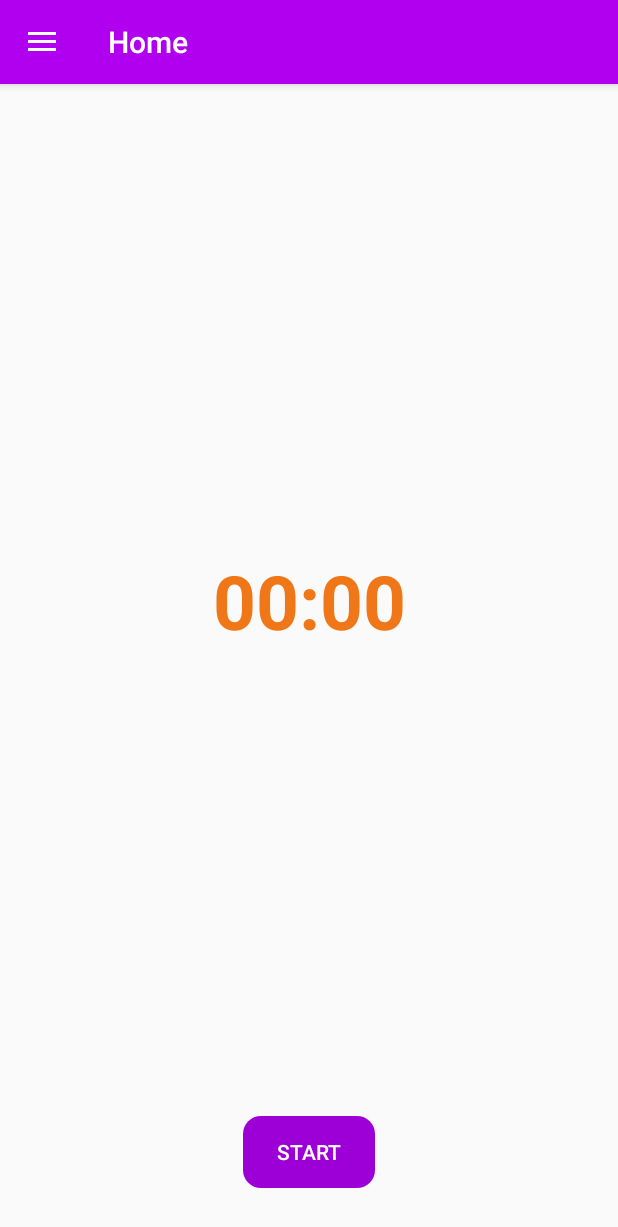
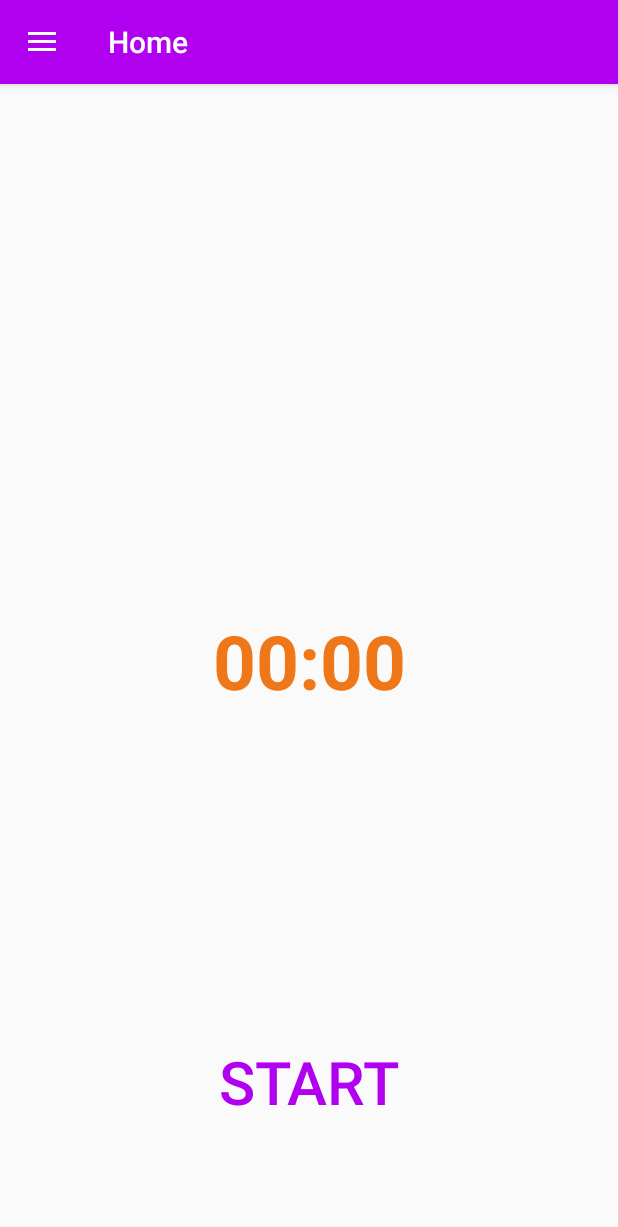
Before and after one commit to NoMariusz/MusicTimer, an Android app: the screen it shows after launch (MainActivity), on a phone screen of 412 x 824 dp. Shown: the top 1227 px of the screen. Run offline under Robolectric (Android 15) with nearby library versions, the phone set to English and light mode, and no system bars; our stand-ins replace Room's generated code, navigation-ui; 1 statement that could not run was skipped.

Commit message:
Made stopping and starting button reacting on all screen

```diff
--- a/app/src/main/java/com/example/musictimer/ui/home/HomeFragment.kt
+++ b/app/src/main/java/com/example/musictimer/ui/home/HomeFragment.kt
@@ -31,9 +31,8 @@ class HomeFragment : Fragment() {
         super.onViewCreated(view, savedInstanceState)
         Log.d(mytag, "onViewCreated - start")
 
-        val leftBtn: Button? = getView()?.findViewById(R.id.leftBtn)
         val rightBtn: Button? = getView()?.findViewById(R.id.rightBtn)
-        leftBtn?.setOnClickListener{_ -> startTimer()}
+        view.setOnClickListener{startTimer()}
         rightBtn?.setOnClickListener{_ -> resetTimer()}
     }
 
@@ -60,7 +59,7 @@ class HomeFragment : Fragment() {
     // btn operations
 
     private fun startTimer() {
-        Log.d(mytag, "startTimer - start")
+        Log.d(mytag, "startTimer()")
         MusicPlayer.loadMusic()
         MainTimer.startMainTimer()
         modifyUiAtStart()
@@ -70,6 +69,7 @@ class HomeFragment : Fragment() {
     }
 
     private fun stopTimer() {
+        Log.d(mytag, "stopTimer()")
         MainTimer.pauseTimer()
         modifyUiAtStop()
         MusicPlayer.pauseMusic()
@@ -77,6 +77,7 @@ class HomeFragment : Fragment() {
     }
 
     private fun resetTimer() {
+        Log.d(mytag, "resetTimer()")
         MainTimer.pauseTimer()
 
         MainTimer.resetTime()
@@ -88,6 +89,7 @@ class HomeFragment : Fragment() {
     }
 
     private fun resumeTimer() {
+        Log.d(mytag, "resumeTimer()")
         MainTimer.startMainTimer(resetTime = false)
         modifyUiAtResume()
         MusicPlayer.playMusic()
@@ -102,7 +104,7 @@ class HomeFragment : Fragment() {
         rightBtn?.visibility = Button.VISIBLE
         leftBtn?.setText(R.string.timerStop)
 
-        leftBtn?.setOnClickListener {
+        view?.setOnClickListener {
             stopTimer()
         }
     }
@@ -113,7 +115,7 @@ class HomeFragment : Fragment() {
 
         rightBtn?.visibility = Button.VISIBLE
         leftBtn?.setText(R.string.timerResume)
-        leftBtn?.setOnClickListener {
+        view?.setOnClickListener {
             resumeTimer()
         }
     }
@@ -122,7 +124,7 @@ class HomeFragment : Fragment() {
         val leftBtn: Button? = view?.findViewById(R.id.leftBtn)
 
         leftBtn?.setText(R.string.timerStop)
-        leftBtn?.setOnClickListener {
+        view?.setOnClickListener {
             stopTimer()
         }
     }
@@ -132,10 +134,10 @@ class HomeFragment : Fragment() {
         val rightBtn: Button? = view?.findViewById(R.id.rightBtn)
 
         leftBtn?.setText(R.string.timerStart)
-        leftBtn?.setOnClickListener {
+        view?.setOnClickListener {
             startTimer()
         }
-        rightBtn?.visibility = Button.GONE
+        rightBtn?.visibility = Button.INVISIBLE
     }
 
 }
--- a/app/src/main/java/com/example/musictimer/ui/tracks/TracksFragment.kt
+++ b/app/src/main/java/com/example/musictimer/ui/tracks/TracksFragment.kt
@@ -130,7 +130,7 @@ class TracksFragment : Fragment() {
 
                 // Stores column values and the contentUri in a local object
                 // that represents the media file.
-                audioList += Track(0, name, contentUri.toString())
+                audioList.add(Track(0, name, contentUri.toString()))
             }
         }
         Log.d(mytag, "get videos length ${audioList.size}")
--- a/app/src/main/res/drawable/rounded_button_shape.xml
+++ b/app/src/main/res/drawable/rounded_button_shape.xml
@@ -1,7 +1,7 @@
 <?xml version="1.0" encoding="utf-8"?>
 <shape android:shape="rectangle"
     xmlns:android="http://schemas.android.com/apk/res/android">
-    <solid android:color="@color/supportDark"></solid>
-    <corners android:radius="12sp"></corners>
+    <solid android:color="@color/lightGray"></solid>
+    <corners android:radius="6sp"></corners>
 
 </shape>
--- a/app/src/main/res/layout-land/fragment_home.xml
+++ b/app/src/main/res/layout-land/fragment_home.xml
@@ -13,45 +13,34 @@
         android:text="@string/timerStartTime"
         android:textAppearance="@style/TimeDisplayTheme"
         app:layout_constraintBottom_toBottomOf="parent"
-        app:layout_constraintEnd_toStartOf="@+id/constraintLayout"
-        app:layout_constraintHorizontal_bias="0.499"
+        app:layout_constraintEnd_toEndOf="parent"
+        app:layout_constraintHorizontal_bias="0.5"
         app:layout_constraintStart_toStartOf="parent"
         app:layout_constraintTop_toTopOf="parent"
+        app:layout_constraintVertical_bias="0.5"
         tools:text="@string/timerStartTime" />
 
-    <androidx.constraintlayout.widget.ConstraintLayout
-        android:id="@+id/constraintLayout"
+    <Button
+        android:id="@+id/rightBtn"
+        style="@style/TimerButtonsTheme"
         android:layout_width="wrap_content"
         android:layout_height="wrap_content"
-        android:layout_marginEnd="24dp"
+        android:layout_marginTop="24dp"
+        android:text="@string/timerReset"
+        android:visibility="invisible"
+        app:layout_constraintEnd_toEndOf="@+id/leftBtn"
+        app:layout_constraintStart_toStartOf="@+id/leftBtn"
+        app:layout_constraintTop_toBottomOf="@+id/leftBtn" />
+
+    <Button
+        android:id="@+id/leftBtn"
+        style="@style/TimerAllScreenButtonText"
+        android:layout_width="wrap_content"
+        android:layout_height="wrap_content"
+        android:clickable="false"
+        android:text="@string/timerStart"
         app:layout_constraintBottom_toBottomOf="parent"
         app:layout_constraintEnd_toEndOf="parent"
-        app:layout_constraintTop_toTopOf="parent">
-
-        <Button
-            android:id="@+id/leftBtn"
-            style="@style/TimerButtonsTheme"
-            android:layout_width="wrap_content"
-            android:layout_height="wrap_content"
-            android:layout_marginTop="16dp"
-            android:layout_marginBottom="16dp"
-            android:text="@string/timerStart"
-            app:layout_constraintBottom_toTopOf="@+id/rightBtn"
-            app:layout_constraintEnd_toEndOf="parent"
-            app:layout_constraintStart_toStartOf="parent"
-            app:layout_constraintTop_toTopOf="parent" />
-
-        <Button
-            android:id="@+id/rightBtn"
-            style="@style/TimerButtonsTheme"
-            android:layout_width="wrap_content"
-            android:layout_height="wrap_content"
-            android:layout_marginBottom="16dp"
-            android:text="@string/timerReset"
-            android:visibility="gone"
-            app:layout_constraintBottom_toBottomOf="parent"
-            app:layout_constraintEnd_toEndOf="parent"
-            app:layout_constraintStart_toStartOf="parent" />
-
-    </androidx.constraintlayout.widget.ConstraintLayout>
+        app:layout_constraintStart_toEndOf="@+id/timerText"
+        app:layout_constraintTop_toTopOf="parent" />
 </androidx.constraintlayout.widget.ConstraintLayout>
--- a/app/src/main/res/layout/fragment_home.xml
+++ b/app/src/main/res/layout/fragment_home.xml
@@ -12,44 +12,34 @@
         android:layout_height="wrap_content"
         android:text="@string/timerStartTime"
         android:textAppearance="@style/TimeDisplayTheme"
-        app:layout_constraintBottom_toTopOf="@+id/constraintLayout"
+        app:layout_constraintBottom_toBottomOf="parent"
         app:layout_constraintEnd_toEndOf="parent"
         app:layout_constraintStart_toStartOf="parent"
         app:layout_constraintTop_toTopOf="parent"
+        app:layout_constraintVertical_bias="0.5"
         tools:text="@string/timerStartTime" />
 
-    <androidx.constraintlayout.widget.ConstraintLayout
-        android:id="@+id/constraintLayout"
+    <Button
+        android:id="@+id/rightBtn"
+        style="@style/TimerButtonsTheme"
         android:layout_width="wrap_content"
         android:layout_height="wrap_content"
+        android:text="@string/timerReset"
+        android:visibility="invisible"
         app:layout_constraintBottom_toBottomOf="parent"
         app:layout_constraintEnd_toEndOf="parent"
-        app:layout_constraintStart_toStartOf="parent">
+        app:layout_constraintStart_toStartOf="parent" />
 
-        <Button
-            android:id="@+id/leftBtn"
-            style="@style/TimerButtonsTheme"
-            android:layout_width="wrap_content"
-            android:layout_height="wrap_content"
-            android:layout_marginBottom="32dp"
-            android:text="@string/timerStart"
-            app:layout_constraintBottom_toBottomOf="parent"
-            app:layout_constraintStart_toStartOf="parent"
-            app:layout_constraintTop_toTopOf="parent" />
-
-        <Button
-            android:id="@+id/rightBtn"
-            style="@style/TimerButtonsTheme"
-            android:layout_width="wrap_content"
-            android:layout_height="wrap_content"
-            android:layout_marginStart="16dp"
-            android:layout_marginBottom="32dp"
-            android:text="@string/timerReset"
-            android:visibility="gone"
-            app:layout_constraintBottom_toBottomOf="parent"
-            app:layout_constraintStart_toEndOf="@+id/leftBtn"
-            app:layout_constraintTop_toTopOf="parent" />
-
-    </androidx.constraintlayout.widget.ConstraintLayout>
+    <Button
+        android:id="@+id/leftBtn"
+        style="@style/TimerAllScreenButtonText"
+        android:layout_width="wrap_content"
+        android:layout_height="wrap_content"
+        android:layout_marginBottom="24dp"
+        android:clickable="false"
+        android:text="@string/timerStart"
+        app:layout_constraintBottom_toTopOf="@+id/rightBtn"
+        app:layout_constraintEnd_toEndOf="parent"
+        app:layout_constraintStart_toStartOf="parent" />
 
 </androidx.constraintlayout.widget.ConstraintLayout>
--- a/app/src/main/res/values/styles.xml
+++ b/app/src/main/res/values/styles.xml
@@ -24,8 +24,15 @@
     </style>
 
     <style name="TimerButtonsTheme" parent="@style/Widget.AppCompat.Button.Borderless.Colored">
-        <item name="android:textColor">#ffffff</item>
+        <item name="android:textColor">@color/colorPrimary</item>
         <item name="android:background">@drawable/rounded_button_shape</item>
+        <item name="android:padding">2sp</item>
+        <item name="android:textSize">15sp</item>
+    </style>
+
+    <style name="TimerAllScreenButtonText" parent="@style/Widget.AppCompat.Button.Borderless.Colored">
+        <item name="android:textColor">@color/colorPrimary</item>
+        <item name="android:textSize">40sp</item>
         <item name="android:padding">4sp</item>
     </style>
 
```
